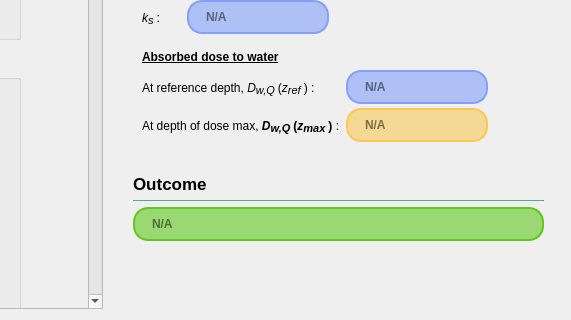
Quantico-Bullet/PyBeam-QA, file ui/qt_ui/photons_worksheet.ui: the form before one commit; both pictures show x 538 to 1109 and y 384 to 704 of the 1109 by 704 pixel window.
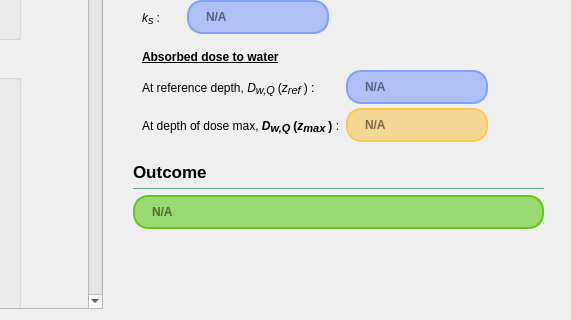
The form after the commit.

Patch:
```diff
--- a/ui/qt_ui/photons_worksheet.ui
+++ b/ui/qt_ui/photons_worksheet.ui
@@ -58,6 +58,9 @@
      </item>
      <item row="1" column="2">
       <layout class="QVBoxLayout" name="calibSummaryVL">
+       <property name="spacing">
+        <number>0</number>
+       </property>
        <item>
         <widget class="QWidget" name="calibSummaryWidget" native="true">
          <property name="sizePolicy">
@@ -159,7 +162,7 @@
             <property name="minimumSize">
              <size>
               <width>0</width>
-              <height>387</height>
+              <height>375</height>
              </size>
             </property>
             <property name="autoFillBackground">
@@ -186,7 +189,7 @@
                <x>0</x>
                <y>0</y>
                <width>379</width>
-               <height>387</height>
+               <height>386</height>
               </rect>
              </property>
              <property name="sizePolicy">
```
Left out of the diff: 14 changed lines with no effect on the pictures.
